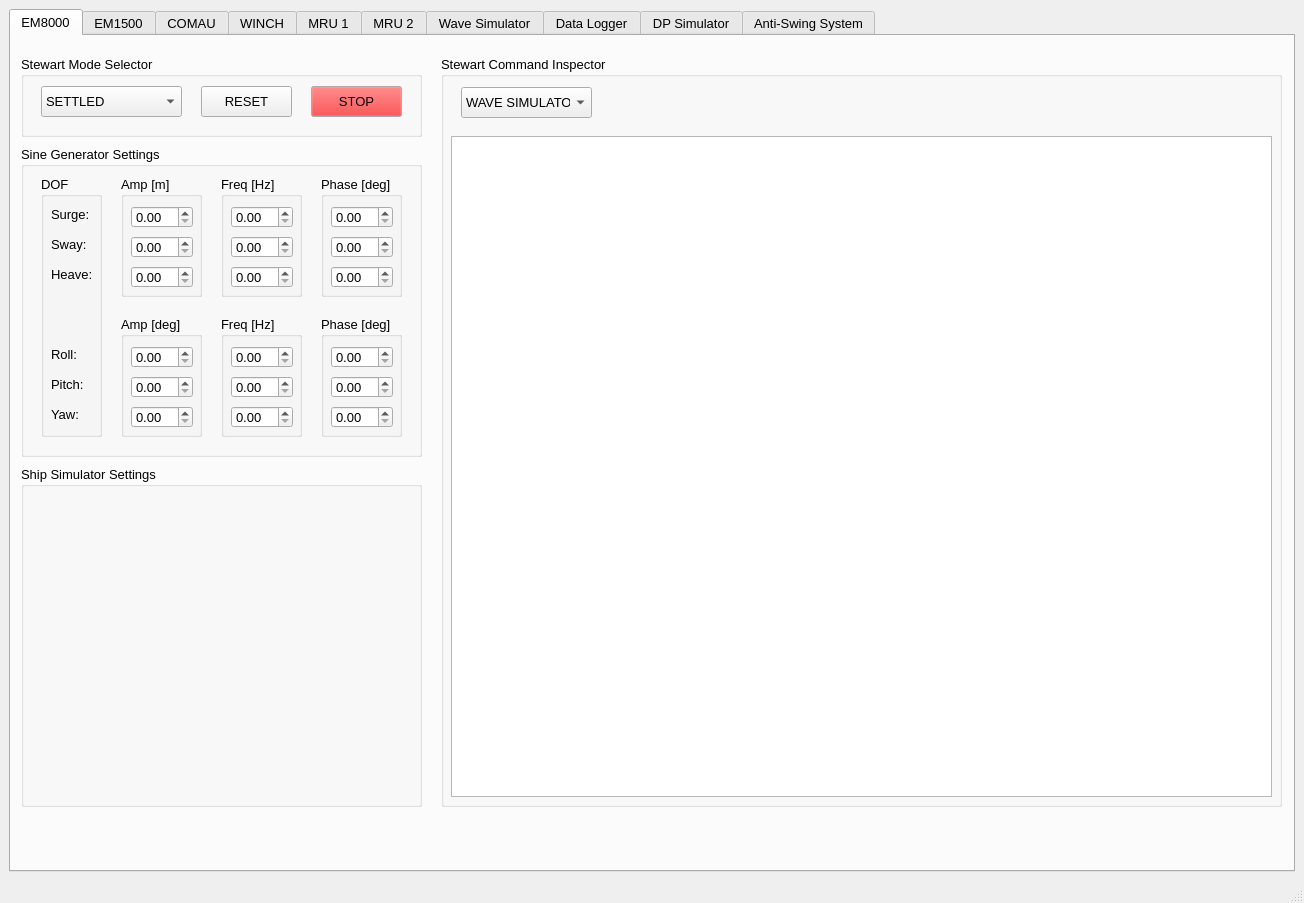
sondretordal/motion-lab, file hmi/src/MainWindow.ui: the form before one commit.
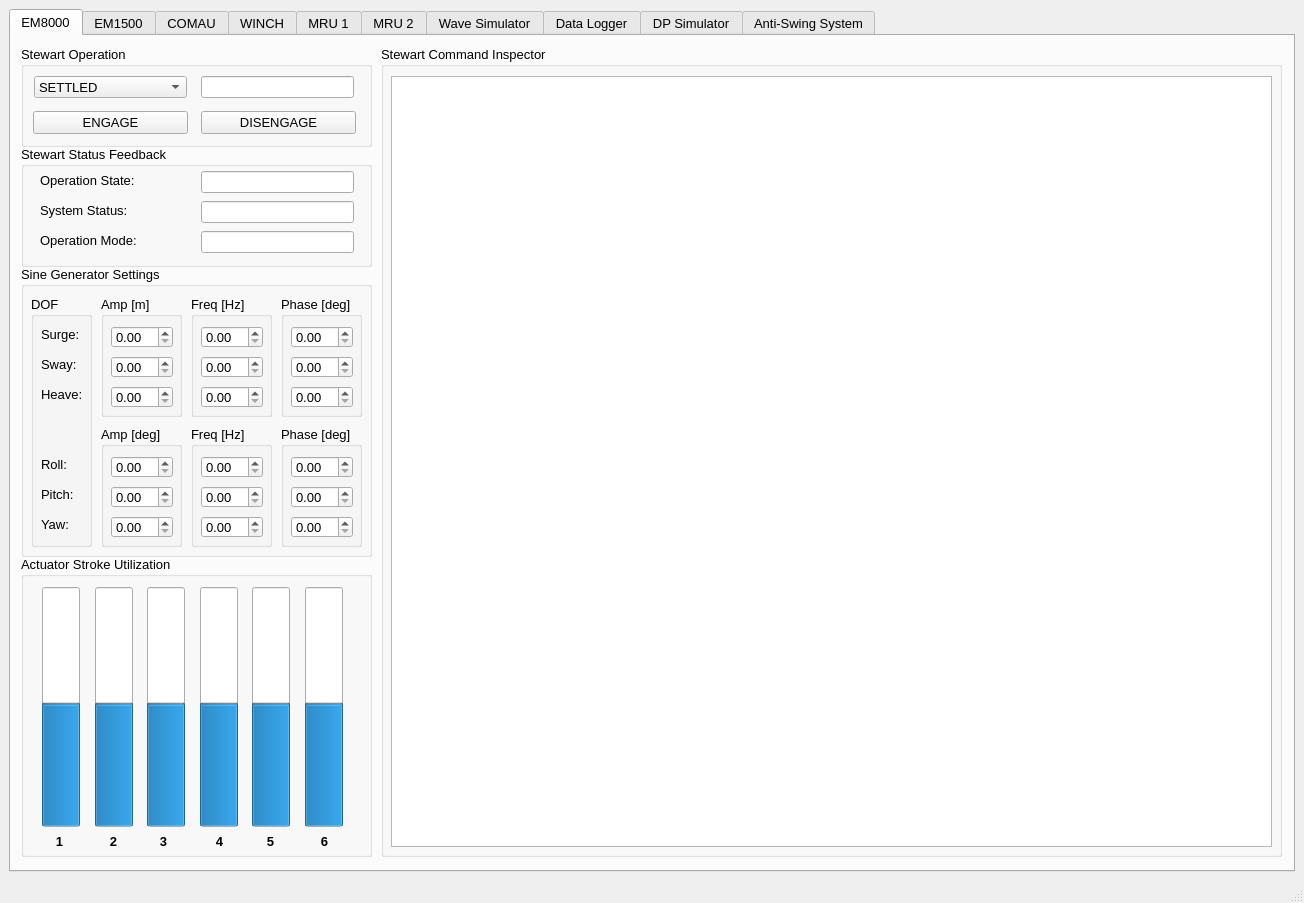
The form after the commit. The open tabs and pages were chosen to show the change. Custom widgets are drawn as their Qt base class.

Commit message: Added EM8000 tab connection

What changed in the file:
```diff
--- a/hmi/src/MainWindow.ui
+++ b/hmi/src/MainWindow.ui
@@ -44,194 +44,22 @@
        <attribute name="title">
         <string>EM8000</string>
        </attribute>
-       <widget class="QGroupBox" name="groupBox_33">
+       <widget class="QGroupBox" name="groupBox_4">
         <property name="geometry">
          <rect>
           <x>10</x>
-          <y>20</y>
-          <width>401</width>
-          <height>81</height>
-         </rect>
-        </property>
-        <property name="title">
-         <string>Stewart Mode Selector</string>
-        </property>
-        <widget class="QPushButton" name="_bStopEM8000">
-         <property name="geometry">
-          <rect>
-           <x>290</x>
-           <y>30</y>
-           <width>91</width>
-           <height>31</height>
-          </rect>
-         </property>
-         <property name="palette">
-          <palette>
-           <active>
-            <colorrole role="Button">
-             <brush brushstyle="SolidPattern">
-              <color alpha="255">
-               <red>255</red>
-               <green>0</green>
-               <blue>0</blue>
-              </color>
-             </brush>
-            </colorrole>
-           </active>
-           <inactive>
-            <colorrole role="Button">
-             <brush brushstyle="SolidPattern">
-              <color alpha="255">
-               <red>255</red>
-               <green>0</green>
-               <blue>0</blue>
-              </color>
-             </brush>
-            </colorrole>
-           </inactive>
-           <disabled>
-            <colorrole role="Button">
-             <brush brushstyle="SolidPattern">
-              <color alpha="255">
-               <red>255</red>
-               <green>0</green>
-               <blue>0</blue>
-              </color>
-             </brush>
-            </colorrole>
-           </disabled>
-          </palette>
-         </property>
-         <property name="text">
-          <string>STOP</string>
-         </property>
-        </widget>
-        <widget class="QPushButton" name="_bResetEM8000">
-         <property name="geometry">
-          <rect>
-           <x>180</x>
-           <y>30</y>
-           <width>91</width>
-           <height>31</height>
-          </rect>
-         </property>
-         <property name="text">
-          <string>RESET</string>
-         </property>
-        </widget>
-        <widget class="QComboBox" name="_eModeEM8000">
-         <property name="geometry">
-          <rect>
-           <x>20</x>
-           <y>30</y>
-           <width>141</width>
-           <height>31</height>
-          </rect>
-         </property>
-         <item>
-          <property name="text">
-           <string>SETTLED</string>
-          </property>
-         </item>
-         <item>
-          <property name="text">
-           <string>NEUTRAL</string>
-          </property>
-         </item>
-         <item>
-          <property name="text">
-           <string>WAVE SIMULATOR</string>
-          </property>
-         </item>
-         <item>
-          <property name="text">
-           <string>SINE GENERATOR</string>
-          </property>
-         </item>
-         <item>
-          <property name="text">
-           <string>REMOTE</string>
-          </property>
-         </item>
-        </widget>
-       </widget>
-       <widget class="QGroupBox" name="groupBox_34">
-        <property name="geometry">
-         <rect>
-          <x>10</x>
-          <y>430</y>
-          <width>401</width>
-          <height>341</height>
-         </rect>
-        </property>
-        <property name="title">
-         <string>Ship Simulator Settings</string>
-        </property>
-       </widget>
-       <widget class="QGroupBox" name="groupBox_35">
-        <property name="geometry">
-         <rect>
-          <x>430</x>
-          <y>20</y>
-          <width>841</width>
-          <height>751</height>
-         </rect>
-        </property>
-        <property name="title">
-         <string>Stewart Command Inspector</string>
-        </property>
-        <widget class="QComboBox" name="_plotModeEM8000">
-         <property name="geometry">
-          <rect>
-           <x>20</x>
-           <y>31</y>
-           <width>131</width>
-           <height>31</height>
-          </rect>
-         </property>
-         <item>
-          <property name="text">
-           <string>WAVE SIMULATOR</string>
-          </property>
-         </item>
-         <item>
-          <property name="text">
-           <string>SINE GENERATOR</string>
-          </property>
-         </item>
-         <item>
-          <property name="text">
-           <string>REMOTE</string>
-          </property>
-         </item>
-        </widget>
-        <widget class="GraphicsLayoutWidget" name="_plotEM8000">
-         <property name="geometry">
-          <rect>
-           <x>10</x>
-           <y>80</y>
-           <width>821</width>
-           <height>661</height>
-          </rect>
-         </property>
-        </widget>
-       </widget>
-       <widget class="QGroupBox" name="groupBox_36">
-        <property name="geometry">
-         <rect>
-          <x>10</x>
-          <y>110</y>
-          <width>401</width>
-          <height>311</height>
+          <y>230</y>
+          <width>351</width>
+          <height>291</height>
          </rect>
         </property>
         <property name="title">
          <string>Sine Generator Settings</string>
         </property>
-        <widget class="QGroupBox" name="groupBox_37">
+        <widget class="QGroupBox" name="groupBox_6">
          <property name="geometry">
           <rect>
-           <x>100</x>
+           <x>80</x>
            <y>30</y>
            <width>81</width>
            <height>121</height>
@@ -240,7 +68,7 @@
          <property name="title">
           <string>Amp [m]</string>
          </property>
-         <widget class="QDoubleSpinBox" name="_ampEM8000_0">
+         <widget class="QDoubleSpinBox" name="em8000_amp_0">
           <property name="geometry">
            <rect>
             <x>10</x>
@@ -250,7 +78,7 @@
            </rect>
           </property>
          </widget>
-         <widget class="QDoubleSpinBox" name="_ampEM8000_1">
+         <widget class="QDoubleSpinBox" name="em8000_amp_1">
           <property name="geometry">
            <rect>
             <x>10</x>
@@ -260,7 +88,7 @@
            </rect>
           </property>
          </widget>
-         <widget class="QDoubleSpinBox" name="_ampEM8000_2">
+         <widget class="QDoubleSpinBox" name="em8000_amp_2">
           <property name="geometry">
            <rect>
             <x>10</x>
@@ -271,10 +99,10 @@
           </property>
          </widget>
         </widget>
-        <widget class="QGroupBox" name="groupBox_38">
+        <widget class="QGroupBox" name="groupBox_11">
          <property name="geometry">
           <rect>
-           <x>200</x>
+           <x>170</x>
            <y>30</y>
            <width>81</width>
            <height>121</height>
@@ -314,10 +142,10 @@
           </property>
          </widget>
         </widget>
-        <widget class="QGroupBox" name="groupBox_39">
+        <widget class="QGroupBox" name="groupBox_30">
          <property name="geometry">
           <rect>
-           <x>300</x>
+           <x>260</x>
            <y>30</y>
            <width>81</width>
            <height>121</height>
@@ -357,11 +185,11 @@
           </property>
          </widget>
         </widget>
-        <widget class="QGroupBox" name="groupBox_40">
+        <widget class="QGroupBox" name="groupBox_33">
          <property name="geometry">
           <rect>
-           <x>100</x>
-           <y>170</y>
+           <x>80</x>
+           <y>160</y>
            <width>81</width>
            <height>121</height>
           </rect>
@@ -369,7 +197,7 @@
          <property name="title">
           <string>Amp [deg]</string>
          </property>
-         <widget class="QDoubleSpinBox" name="_ampEM8000_3">
+         <widget class="QDoubleSpinBox" name="em8000_amp_3">
           <property name="geometry">
            <rect>
             <x>10</x>
@@ -379,7 +207,7 @@
            </rect>
           </property>
          </widget>
-         <widget class="QDoubleSpinBox" name="_ampEM8000_4">
+         <widget class="QDoubleSpinBox" name="em8000_amp_4">
           <property name="geometry">
            <rect>
             <x>10</x>
@@ -389,7 +217,7 @@
            </rect>
           </property>
          </widget>
-         <widget class="QDoubleSpinBox" name="_ampEM8000_5">
+         <widget class="QDoubleSpinBox" name="em8000_amp_5">
           <property name="geometry">
            <rect>
             <x>10</x>
@@ -400,11 +228,11 @@
           </property>
          </widget>
         </widget>
-        <widget class="QGroupBox" name="groupBox_41">
+        <widget class="QGroupBox" name="groupBox_34">
          <property name="geometry">
           <rect>
-           <x>200</x>
-           <y>170</y>
+           <x>170</x>
+           <y>160</y>
            <width>81</width>
            <height>121</height>
           </rect>
@@ -412,7 +240,7 @@
          <property name="title">
           <string>Freq [Hz]</string>
          </property>
-         <widget class="QDoubleSpinBox" name="_freqEM8000_3">
+         <widget class="QDoubleSpinBox" name="em8000_freq_3">
           <property name="geometry">
            <rect>
             <x>10</x>
@@ -422,7 +250,7 @@
            </rect>
           </property>
          </widget>
-         <widget class="QDoubleSpinBox" name="_freqEM8000_4">
+         <widget class="QDoubleSpinBox" name="em8000_freq_4">
           <property name="geometry">
            <rect>
             <x>10</x>
@@ -432,7 +260,7 @@
            </rect>
           </property>
          </widget>
-         <widget class="QDoubleSpinBox" name="_freqEM8000_5">
+         <widget class="QDoubleSpinBox" name="em8000_freq_5">
           <property name="geometry">
            <rect>
             <x>10</x>
@@ -443,11 +271,11 @@
           </property>
          </widget>
         </widget>
-        <widget class="QGroupBox" name="groupBox_42">
+        <widget class="QGroupBox" name="groupBox_35">
          <property name="geometry">
           <rect>
-           <x>300</x>
-           <y>170</y>
+           <x>260</x>
+           <y>160</y>
            <width>81</width>
            <height>121</height>
           </rect>
@@ -455,7 +283,7 @@
          <property name="title">
           <string>Phase [deg]</string>
          </property>
-         <widget class="QDoubleSpinBox" name="_phaseEM8000_3">
+         <widget class="QDoubleSpinBox" name="em8000_phase_3">
           <property name="geometry">
            <rect>
             <x>10</x>
@@ -465,7 +293,7 @@
            </rect>
           </property>
          </widget>
-         <widget class="QDoubleSpinBox" name="_phaseEM8000_4">
+         <widget class="QDoubleSpinBox" name="em8000_phase_4">
           <property name="geometry">
            <rect>
             <x>10</x>
@@ -475,7 +303,7 @@
            </rect>
           </property>
          </widget>
-         <widget class="QDoubleSpinBox" name="_phaseEM8000_5">
+         <widget class="QDoubleSpinBox" name="em8000_phase_5">
           <property name="geometry">
            <rect>
             <x>10</x>
@@ -486,13 +314,13 @@
           </property>
          </widget>
         </widget>
-        <widget class="QGroupBox" name="groupBox_43">
+        <widget class="QGroupBox" name="groupBox_36">
          <property name="geometry">
           <rect>
-           <x>20</x>
+           <x>10</x>
            <y>30</y>
            <width>61</width>
-           <height>261</height>
+           <height>251</height>
           </rect>
          </property>
          <property name="title">
@@ -502,7 +330,7 @@
           <property name="geometry">
            <rect>
             <x>10</x>
-            <y>170</y>
+            <y>160</y>
             <width>51</width>
             <height>16</height>
            </rect>
@@ -511,49 +339,49 @@
            <string>Roll:</string>
           </property>
          </widget>
+         <widget class="QLabel" name="label_9">
+          <property name="geometry">
+           <rect>
+            <x>10</x>
+            <y>90</y>
+            <width>51</width>
+            <height>16</height>
+           </rect>
+          </property>
+          <property name="text">
+           <string>Heave:</string>
+          </property>
+         </widget>
          <widget class="QLabel" name="label_10">
           <property name="geometry">
            <rect>
             <x>10</x>
-            <y>90</y>
+            <y>30</y>
             <width>51</width>
             <height>16</height>
            </rect>
           </property>
           <property name="text">
-           <string>Heave:</string>
+           <string>Surge:</string>
           </property>
          </widget>
          <widget class="QLabel" name="label_11">
           <property name="geometry">
            <rect>
             <x>10</x>
-            <y>30</y>
+            <y>190</y>
             <width>51</width>
             <height>16</height>
            </rect>
           </property>
           <property name="text">
-           <string>Surge:</string>
+           <string>Pitch:</string>
           </property>
          </widget>
          <widget class="QLabel" name="label_12">
           <property name="geometry">
            <rect>
             <x>10</x>
-            <y>200</y>
-            <width>51</width>
-            <height>16</height>
-           </rect>
-          </property>
-          <property name="text">
-           <string>Pitch:</string>
-          </property>
-         </widget>
-         <widget class="QLabel" name="label_19">
-          <property name="geometry">
-           <rect>
-            <x>10</x>
             <y>60</y>
             <width>51</width>
             <height>16</height>
@@ -563,11 +391,11 @@
            <string>Sway:</string>
           </property>
          </widget>
-         <widget class="QLabel" name="label_20">
+         <widget class="QLabel" name="label_16">
           <property name="geometry">
            <rect>
             <x>10</x>
-            <y>230</y>
+            <y>220</y>
             <width>51</width>
             <height>16</height>
            </rect>
@@ -578,6 +406,502 @@
          </widget>
         </widget>
        </widget>
+       <widget class="QGroupBox" name="groupBox_12">
+        <property name="geometry">
+         <rect>
+          <x>10</x>
+          <y>110</y>
+          <width>351</width>
+          <height>121</height>
+         </rect>
+        </property>
+        <property name="title">
+         <string>Stewart Status Feedback</string>
+        </property>
+        <widget class="QLineEdit" name="em8000_eOpMode">
+         <property name="geometry">
+          <rect>
+           <x>180</x>
+           <y>85</y>
+           <width>153</width>
+           <height>22</height>
+          </rect>
+         </property>
+         <property name="readOnly">
+          <bool>true</bool>
+         </property>
+        </widget>
+        <widget class="QLineEdit" name="em8000_eStatus">
+         <property name="geometry">
+          <rect>
+           <x>180</x>
+           <y>55</y>
+           <width>153</width>
+           <height>22</height>
+          </rect>
+         </property>
+         <property name="readOnly">
+          <bool>true</bool>
+         </property>
+        </widget>
+        <widget class="QLabel" name="label_17">
+         <property name="geometry">
+          <rect>
+           <x>19</x>
+           <y>26</y>
+           <width>141</width>
+           <height>16</height>
+          </rect>
+         </property>
+         <property name="text">
+          <string>Operation State:</string>
+         </property>
+        </widget>
+        <widget class="QLabel" name="label_18">
+         <property name="geometry">
+          <rect>
+           <x>19</x>
+           <y>56</y>
+           <width>141</width>
+           <height>16</height>
+          </rect>
+         </property>
+         <property name="text">
+          <string>System Status:</string>
+         </property>
+        </widget>
+        <widget class="QLabel" name="label_19">
+         <property name="geometry">
+          <rect>
+           <x>19</x>
+           <y>86</y>
+           <width>141</width>
+           <height>16</height>
+          </rect>
+         </property>
+         <property name="text">
+          <string>Operation Mode:</string>
+         </property>
+        </widget>
+        <widget class="QLineEdit" name="em8000_eState">
+         <property name="geometry">
+          <rect>
+           <x>180</x>
+           <y>25</y>
+           <width>153</width>
+           <height>22</height>
+          </rect>
+         </property>
+         <property name="readOnly">
+          <bool>true</bool>
+         </property>
+        </widget>
+       </widget>
+       <widget class="QGroupBox" name="groupBox_37">
+        <property name="geometry">
+         <rect>
+          <x>370</x>
+          <y>10</y>
+          <width>901</width>
+          <height>811</height>
+         </rect>
+        </property>
+        <property name="title">
+         <string>Stewart Command Inspector</string>
+        </property>
+        <widget class="GraphicsLayoutWidget" name="em8000_plot">
+         <property name="geometry">
+          <rect>
+           <x>10</x>
+           <y>30</y>
+           <width>881</width>
+           <height>771</height>
+          </rect>
+         </property>
+        </widget>
+       </widget>
+       <widget class="QGroupBox" name="groupBox_13">
+        <property name="geometry">
+         <rect>
+          <x>10</x>
+          <y>10</y>
+          <width>351</width>
+          <height>101</height>
+         </rect>
+        </property>
+        <property name="title">
+         <string>Stewart Operation</string>
+        </property>
+        <widget class="QComboBox" name="em8000_eModeCmd">
+         <property name="geometry">
+          <rect>
+           <x>13</x>
+           <y>30</y>
+           <width>153</width>
+           <height>22</height>
+          </rect>
+         </property>
+         <item>
+          <property name="text">
+           <string>SETTLED</string>
+          </property>
+         </item>
+         <item>
+          <property name="text">
+           <string>NEUTRAL</string>
+          </property>
+         </item>
+         <item>
+          <property name="text">
+           <string>SIMULATION</string>
+          </property>
+         </item>
+         <item>
+          <property name="text">
+           <string>GENERATOR</string>
+          </property>
+         </item>
+         <item>
+          <property name="text">
+           <string>FILE</string>
+          </property>
+         </item>
+        </widget>
+        <widget class="QPushButton" name="em8000_engage">
+         <property name="geometry">
+          <rect>
+           <x>12</x>
+           <y>65</y>
+           <width>155</width>
+           <height>23</height>
+          </rect>
+         </property>
+         <property name="text">
+          <string>ENGAGE</string>
+         </property>
+        </widget>
+        <widget class="QPushButton" name="em8000_disengage">
+         <property name="geometry">
+          <rect>
+           <x>180</x>
+           <y>65</y>
+           <width>155</width>
+           <height>23</height>
+          </rect>
+         </property>
+         <property name="text">
+          <string>DISENGAGE</string>
+         </property>
+        </widget>
+        <widget class="QLineEdit" name="em8000_eMode">
+         <property name="geometry">
+          <rect>
+           <x>180</x>
+           <y>30</y>
+           <width>153</width>
+           <height>22</height>
+          </rect>
+         </property>
+         <property name="readOnly">
+          <bool>true</bool>
+         </property>
+        </widget>
+       </widget>
+       <widget class="QGroupBox" name="groupBox_14">
+        <property name="geometry">
+         <rect>
+          <x>10</x>
+          <y>520</y>
+          <width>351</width>
+          <height>301</height>
+         </rect>
+        </property>
+        <property name="title">
+         <string>Actuator Stroke Utilization</string>
+        </property>
+        <widget class="QProgressBar" name="em8000_cylinder_1">
+         <property name="geometry">
+          <rect>
+           <x>21</x>
+           <y>31</y>
+           <width>38</width>
+           <height>240</height>
+          </rect>
+         </property>
+         <property name="minimum">
+          <number>-100</number>
+         </property>
+         <property name="value">
+          <number>0</number>
+         </property>
+         <property name="orientation">
+          <enum>Qt::Vertical</enum>
+         </property>
+         <property name="invertedAppearance">
+          <bool>false</bool>
+         </property>
+        </widget>
+        <widget class="QLabel" name="label_59">
+         <property name="geometry">
+          <rect>
+           <x>239</x>
+           <y>275</y>
+           <width>21</width>
+           <height>21</height>
+          </rect>
+         </property>
+         <property name="font">
+          <font>
+           <weight>75</weight>
+           <bold>true</bold>
+          </font>
+         </property>
+         <property name="layoutDirection">
+          <enum>Qt::LeftToRight</enum>
+         </property>
+         <property name="text">
+          <string>5</string>
+         </property>
+         <property name="alignment">
+          <set>Qt::AlignCenter</set>
+         </property>
+        </widget>
+        <widget class="QLabel" name="label_60">
+         <property name="geometry">
+          <rect>
+           <x>293</x>
+           <y>275</y>
+           <width>21</width>
+           <height>21</height>
+          </rect>
+         </property>
+         <property name="font">
+          <font>
+           <weight>75</weight>
+           <bold>true</bold>
+          </font>
+         </property>
+         <property name="layoutDirection">
+          <enum>Qt::LeftToRight</enum>
+         </property>
+         <property name="text">
+          <string>6</string>
+         </property>
+         <property name="alignment">
+          <set>Qt::AlignCenter</set>
+         </property>
+        </widget>
+        <widget class="QLabel" name="label_61">
+         <property name="geometry">
+          <rect>
+           <x>188</x>
+           <y>275</y>
+           <width>21</width>
+           <height>21</height>
+          </rect>
+         </property>
+         <property name="font">
+          <font>
+           <weight>75</weight>
+           <bold>true</bold>
+          </font>
+         </property>
+         <property name="layoutDirection">
+          <enum>Qt::LeftToRight</enum>
+         </property>
+         <property name="text">
+          <string>4</string>
+         </property>
+         <property name="alignment">
+          <set>Qt::AlignCenter</set>
+         </property>
+        </widget>
+        <widget class="QLabel" name="label_62">
+         <property name="geometry">
+          <rect>
+           <x>132</x>
+           <y>275</y>
+           <width>21</width>
+           <height>21</height>
+          </rect>
+         </property>
+         <property name="font">
+          <font>
+           <weight>75</weight>
+           <bold>true</bold>
+          </font>
+         </property>
+         <property name="layoutDirection">
+          <enum>Qt::LeftToRight</enum>
+         </property>
+         <property name="text">
+          <string>3</string>
+         </property>
+         <property name="alignment">
+          <set>Qt::AlignCenter</set>
+         </property>
+        </widget>
+        <widget class="QLabel" name="label_63">
+         <property name="geometry">
+          <rect>
+           <x>82</x>
+           <y>275</y>
+           <width>21</width>
+           <height>21</height>
+          </rect>
+         </property>
+         <property name="font">
+          <font>
+           <weight>75</weight>
+           <bold>true</bold>
+          </font>
+         </property>
+         <property name="layoutDirection">
+          <enum>Qt::LeftToRight</enum>
+         </property>
+         <property name="text">
+          <string>2</string>
+         </property>
+         <property name="alignment">
+          <set>Qt::AlignCenter</set>
+         </property>
+        </widget>
+        <widget class="QLabel" name="label_64">
+         <property name="geometry">
+          <rect>
+           <x>28</x>
+           <y>275</y>
+           <width>21</width>
+           <height>21</height>
+          </rect>
+         </property>
+         <property name="font">
+          <font>
+           <weight>75</weight>
+           <bold>true</bold>
+          </font>
+         </property>
+         <property name="layoutDirection">
+          <enum>Qt::LeftToRight</enum>
+         </property>
+         <property name="text">
+          <string>1</string>
+         </property>
+         <property name="alignment">
+          <set>Qt::AlignCenter</set>
+         </property>
+        </widget>
+        <widget class="QProgressBar" name="em8000_cylinder_2">
+         <property name="geometry">
+          <rect>
+           <x>74</x>
+           <y>31</y>
+           <width>38</width>
+           <height>240</height>
+          </rect>
+         </property>
+         <property name="minimum">
+          <number>-100</number>
+         </property>
+         <property name="value">
+          <number>0</number>
+         </property>
+         <property name="orientation">
+          <enum>Qt::Vertical</enum>
+         </property>
+         <property name="invertedAppearance">
+          <bool>false</bool>
+         </property>
+        </widget>
+        <widget class="QProgressBar" name="em8000_cylinder_3">
+         <property name="geometry">
+          <rect>
+           <x>126</x>
+           <y>31</y>
+           <width>38</width>
+           <height>240</height>
+          </rect>
+         </property>
+         <property name="minimum">
+          <number>-100</number>
+         </property>
+         <property name="value">
+          <number>0</number>
+         </property>
+         <property name="orientation">
+          <enum>Qt::Vertical</enum>
+         </property>
+         <property name="invertedAppearance">
+          <bool>false</bool>
+         </property>
+        </widget>
+        <widget class="QProgressBar" name="em8000_cylinder_4">
+         <property name="geometry">
+          <rect>
+           <x>179</x>
+           <y>31</y>
+           <width>38</width>
+           <height>240</height>
+          </rect>
+         </property>
+         <property name="minimum">
+          <number>-100</number>
+         </property>
+         <property name="value">
+          <number>0</number>
+         </property>
+         <property name="orientation">
+          <enum>Qt::Vertical</enum>
+         </property>
+         <property name="invertedAppearance">
+          <bool>false</bool>
+         </property>
+        </widget>
+        <widget class="QProgressBar" name="em8000_cylinder_5">
+         <property name="geometry">
+          <rect>
+           <x>231</x>
+           <y>31</y>
+           <width>38</width>
+           <height>240</height>
+          </rect>
+         </property>
+         <property name="minimum">
+          <number>-100</number>
+         </property>
+         <property name="value">
+          <number>0</number>
+         </property>
+         <property name="orientation">
+          <enum>Qt::Vertical</enum>
+         </property>
+         <property name="invertedAppearance">
+          <bool>false</bool>
+         </property>
+        </widget>
+        <widget class="QProgressBar" name="em8000_cylinder_6">
+         <property name="geometry">
+          <rect>
+           <x>284</x>
+           <y>31</y>
+           <width>38</width>
+           <height>240</height>
+          </rect>
+         </property>
+         <property name="minimum">
+          <number>-100</number>
+         </property>
+         <property name="value">
+          <number>0</number>
+         </property>
+         <property name="orientation">
+          <enum>Qt::Vertical</enum>
+         </property>
+         <property name="invertedAppearance">
+          <bool>false</bool>
+         </property>
+        </widget>
+       </widget>
       </widget>
       <widget class="QWidget" name="tab_8">
        <attribute name="title">
```
Left out of the diff: 37 changed lines with no effect on the pictures. The commit also changes 2 other files.
